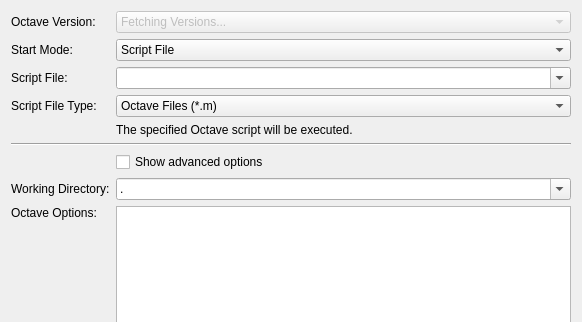
Old version of the form src/brickv/plugin_system/plugins/red/ui/program_page_octave.ui in the repository Tinkerforge/brickv; both pictures show x 0 to 582 and y 0 to 322 of the 582 by 689 pixel window.
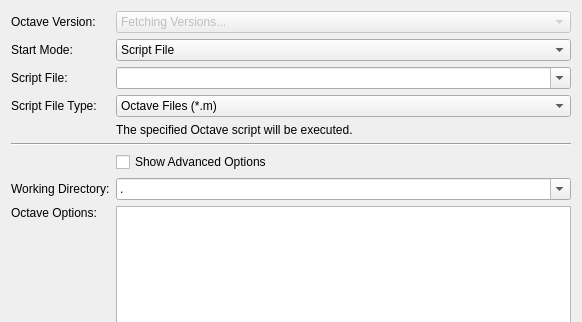
New version of the form. Custom widgets are drawn as their Qt base class.

```diff
--- a/src/brickv/plugin_system/plugins/red/ui/program_page_octave.ui
+++ b/src/brickv/plugin_system/plugins/red/ui/program_page_octave.ui
@@ -96,7 +96,7 @@
      <item row="6" column="1" colspan="4">
       <widget class="QCheckBox" name="check_show_advanced_options">
        <property name="text">
-        <string>Show advanced options</string>
+        <string>Show Advanced Options</string>
        </property>
       </widget>
      </item>
```
